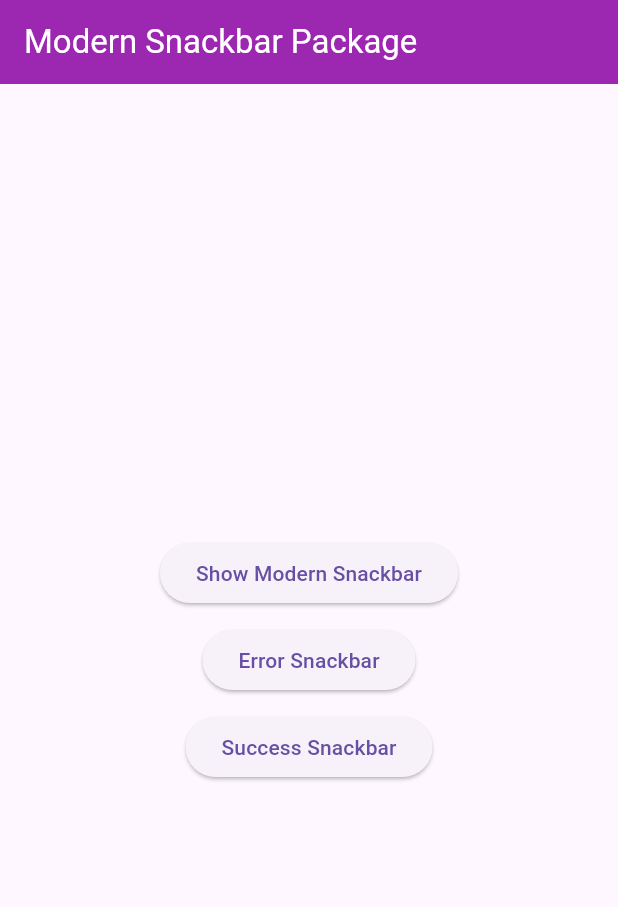
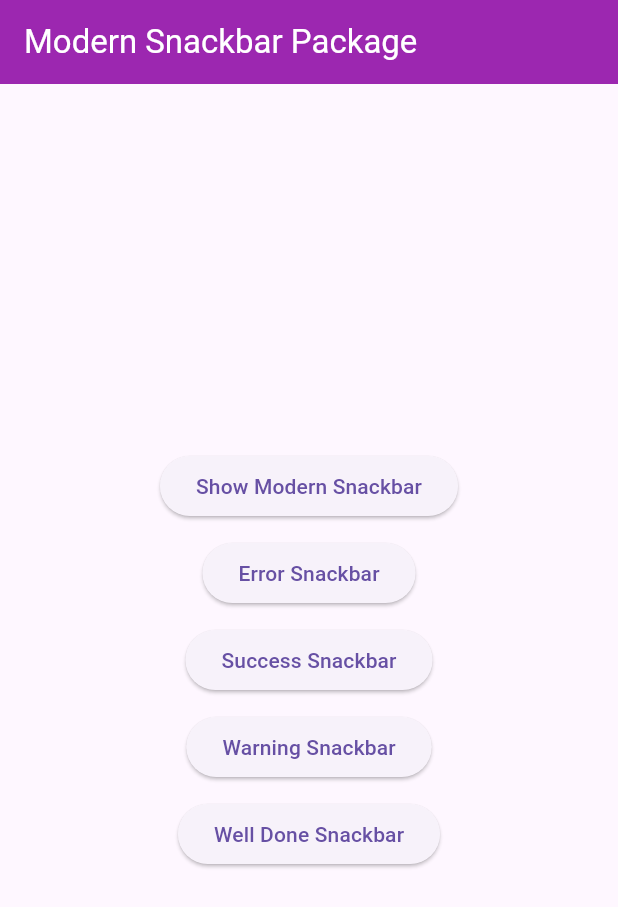
Before and after one commit to NurhayatYurtaslan/modern_snackbar, a Flutter app: the screen it shows after launch, on a phone screen of 412 x 824 dp. Shown: the top 907 px of the screen. Run offline on Flutter 3.47's test engine with Material 3 defaults, Android fonts, the phone set to English and light mode, and no system bars.

Commit message:
add ✨: new snackbnar

```diff
--- a/example/lib/main.dart
+++ b/example/lib/main.dart
@@ -82,6 +82,36 @@ class HomePage extends StatelessWidget {
                 },
                 child: const Text('Success Snackbar'),
               ),
+              const SizedBox(
+                height: 10,
+              ),
+              ElevatedButton(
+                onPressed: () {
+                  ModernSnackbar(
+                    description: 'Modern Snackbar Warning',
+                    titleColor: Colors.yellow,
+                    title: 'Waring',
+                    icon: Icons.error_rounded,
+                    backgroundColor: Colors.yellow,
+                  ).show(context); // Automatically shows the snackbar
+                },
+                child: const Text('Warning Snackbar'),
+              ),
+              SizedBox(
+                height: 10,
+              ),
+              ElevatedButton(
+                onPressed: () {
+                  ModernSnackbar(
+                    description: 'Modern Snackbar Well Done',
+                    titleColor: Colors.orange,
+                    title: 'Well Done',
+                    icon: Icons.check,
+                    backgroundColor: Colors.orange,
+                  ).show(context); // Automatically shows the snackbar
+                },
+                child: const Text('Well Done Snackbar'),
+              ),
             ]),
       ),
     );
```
